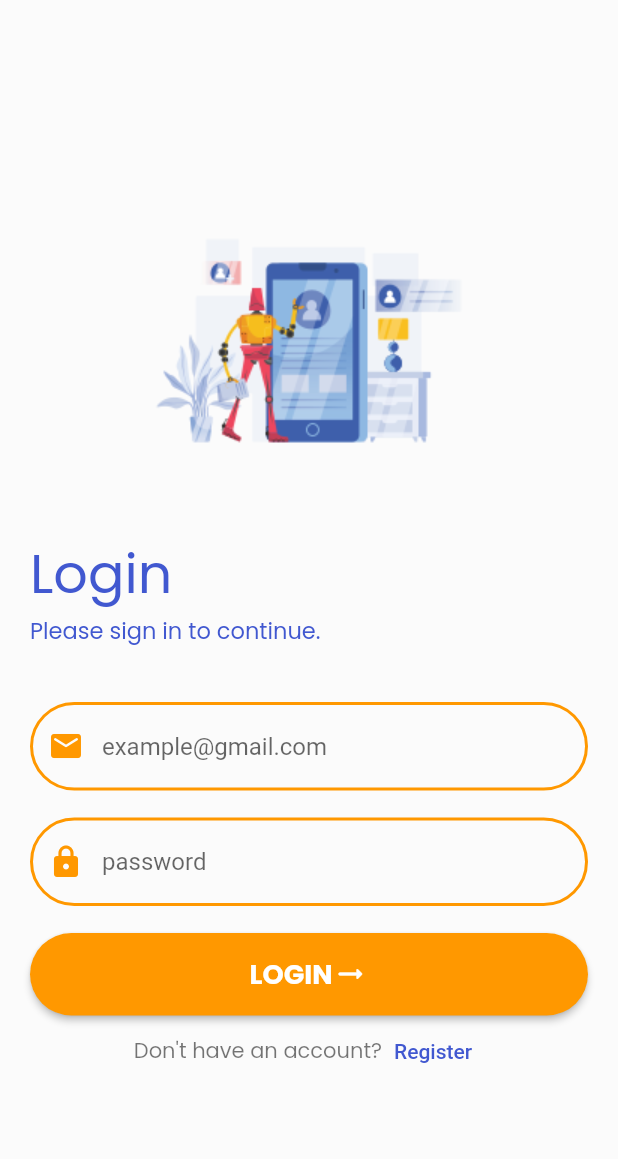
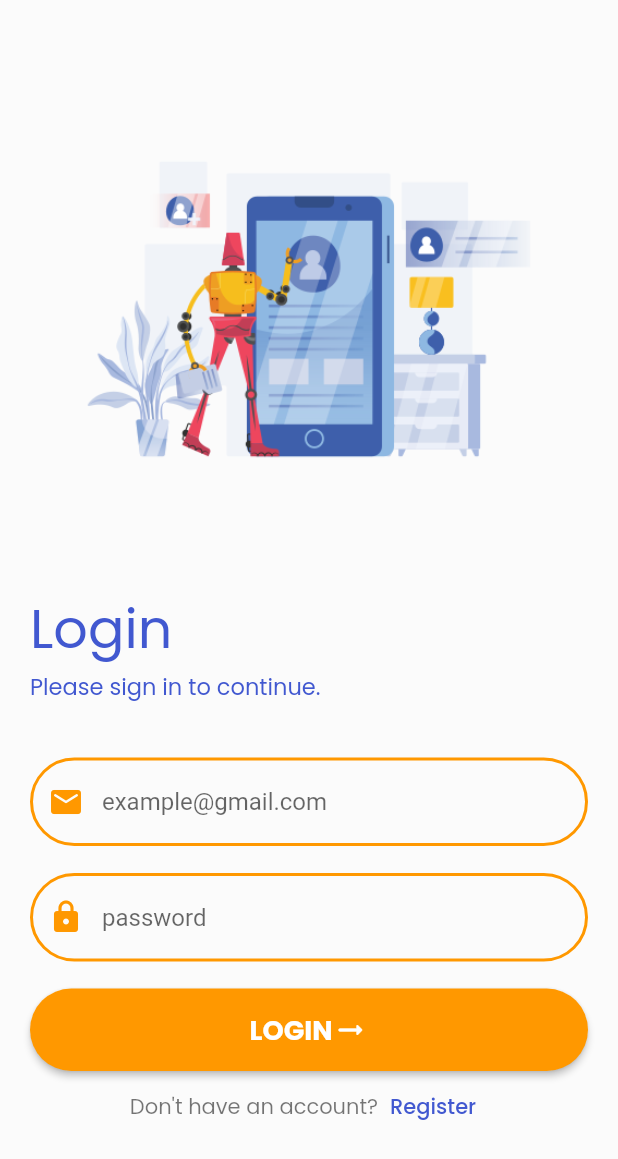
Before and after one commit to ninagebalska/what_to_do_app, a Flutter app: the screen it shows after launch, on a phone screen of 412 x 824 dp. Shown: the top 1159 px of the screen. Run offline on Flutter 3.47's test engine with Material 2 defaults, Android fonts, the phone set to English and light mode, and no system bars; our stand-ins replace bloc, cloud_firestore, firebase_auth, firebase_core, flutter_bloc, google_fonts and 1 more; missing offline and left inert: firebase_ui_auth; accounts and stored records are empty.

Commit message:
Add cubit to login/register page

```diff
--- /dev/null
+++ b/lib/auth/cubit/auth_state.dart
@@ -0,0 +1,3 @@
+part of 'auth_cubit.dart';
+
+ class AuthState {}
--- a/lib/auth/login_page.dart
+++ b/lib/auth/login_page.dart
@@ -13,10 +13,13 @@ class LoginPage extends StatelessWidget {
       backgroundColor: const Color(0xFFFBFBFB),
       body: Padding(
         padding: const EdgeInsets.all(20.0),
+        child: SingleChildScrollView(
           child: Column(
             mainAxisAlignment: MainAxisAlignment.center,
             children: [
-            const Image(image: AssetImage('images/login.png')),
+              const Image(
+                image: AssetImage('images/login1.png'),
+              ),
               Column(
                 crossAxisAlignment: CrossAxisAlignment.stretch,
                 children: [
@@ -94,13 +97,15 @@ class LoginPage extends StatelessWidget {
                     onPressed: () {},
                     style: TextButton.styleFrom(
                         foregroundColor: const Color(0xFF4158D0)),
-                  child: const Text(
+                    child: Text(
                       'Register',
+                      style: GoogleFonts.poppins(),
                     ),
                   )
                 ],
               )
             ],
+          ),
         ),
       ),
     );
```
Also changed, not shown: lib/auth/cubit/auth_cubit.dart (added, +8 -0 lines), images/login.png (deleted), images/login1.png (added). Lines whose indentation alone changed are shown as unchanged.
